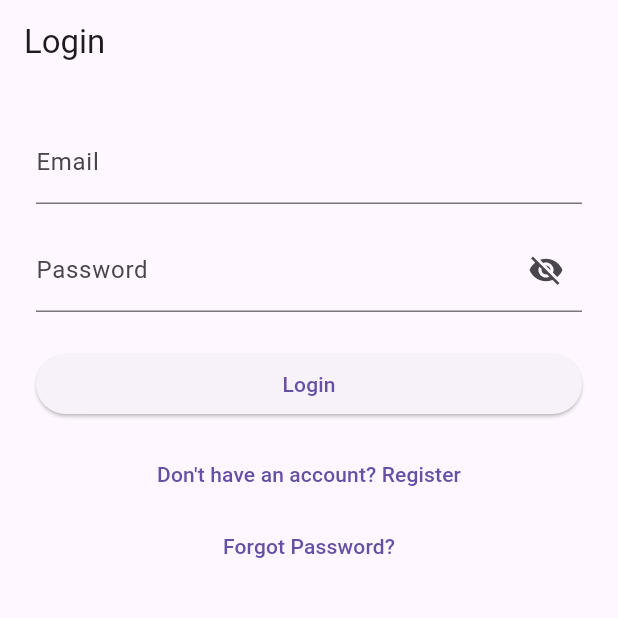
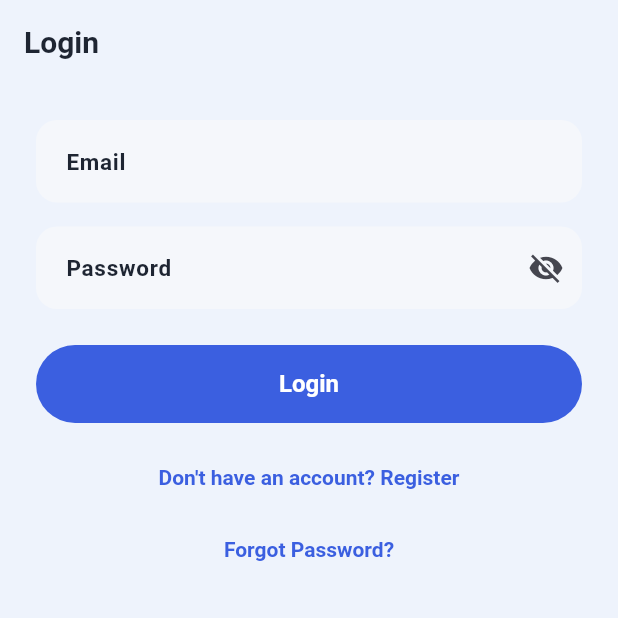
Before and after one commit to chamali0415/DermPaw-App-V2, a Flutter app: the screen it shows after launch, on a phone screen of 412 x 824 dp, the top half of it. Run offline on Flutter 3.47's test engine with Material 3 defaults, Android fonts, the phone set to English and light mode, and no system bars; our stand-ins replace image_picker.

Commit message:
Add app theme (light and dark)

```diff
--- /dev/null
+++ b/canine_skin_app/lib/core/theme/app_theme.dart
@@ -0,0 +1,196 @@
+import 'package:flutter/material.dart';
+
+class AppColors {
+  static const Color primaryBlue = Color(0xFF3B5FE0);
+  static const Color primaryBlueDark = Color(0xFF2D4AB8);
+  static const Color tealAccent = Color(0xFF17A398);
+  static const Color confidenceGreen = Color(0xFF22C55E);
+  static const Color amberBg = Color(0xFFFFF8E1);
+  static const Color amberText = Color(0xFF92610E);
+  static const Color amberBorder = Color(0xFFFCE4A6);
+  static const Color errorRed = Color(0xFFDC3545);
+  static const Color errorBg = Color(0xFFFDE8E8);
+
+  static const Color lightBackground = Color(0xFFEEF3FC);
+  static const Color lightSurface = Color(0xFFFFFFFF);
+  static const Color textDark = Color(0xFF1E2532);
+  static const Color textGrey = Color(0xFF6B7280);
+
+  static const Color darkBackground = Color(0xFF12151C);
+  static const Color darkSurface = Color(0xFF1B2029);
+  static const Color darkTextGrey = Color(0xFF9AA3B2);
+}
+
+class AppTheme {
+  static ThemeData get light {
+    final colorScheme = ColorScheme.fromSeed(
+      seedColor: AppColors.primaryBlue,
+      brightness: Brightness.light,
+      primary: AppColors.primaryBlue,
+      secondary: AppColors.tealAccent,
+      surface: AppColors.lightSurface,
+      error: AppColors.errorRed,
+    );
+
+    return ThemeData(
+      useMaterial3: true,
+      colorScheme: colorScheme,
+      scaffoldBackgroundColor: AppColors.lightBackground,
+      appBarTheme: const AppBarTheme(
+        backgroundColor: AppColors.lightBackground,
+        foregroundColor: AppColors.textDark,
+        elevation: 0,
+        centerTitle: false,
+        titleTextStyle: TextStyle(
+          fontSize: 20,
+          fontWeight: FontWeight.w700,
+          color: AppColors.textDark,
+        ),
+      ),
+      cardTheme: CardThemeData(
+        color: AppColors.lightSurface,
+        elevation: 0,
+        shape: RoundedRectangleBorder(borderRadius: BorderRadius.circular(18)),
+        margin: EdgeInsets.zero,
+      ),
+      elevatedButtonTheme: ElevatedButtonThemeData(
+        style: ElevatedButton.styleFrom(
+          backgroundColor: AppColors.primaryBlue,
+          foregroundColor: Colors.white,
+          disabledBackgroundColor: AppColors.primaryBlue.withOpacity(0.4),
+          minimumSize: const Size.fromHeight(52),
+          shape: RoundedRectangleBorder(borderRadius: BorderRadius.circular(26)),
+          elevation: 0,
+          textStyle: const TextStyle(fontSize: 16, fontWeight: FontWeight.w700),
+        ),
+      ),
+      outlinedButtonTheme: OutlinedButtonThemeData(
+        style: OutlinedButton.styleFrom(
+          foregroundColor: AppColors.textDark,
+          backgroundColor: AppColors.lightSurface,
+          minimumSize: const Size.fromHeight(52),
+          side: const BorderSide(color: Color(0xFFE2E8F0)),
+          shape: RoundedRectangleBorder(borderRadius: BorderRadius.circular(26)),
+          textStyle: const TextStyle(fontSize: 15, fontWeight: FontWeight.w600),
+        ),
+      ),
+      textButtonTheme: TextButtonThemeData(
+        style: TextButton.styleFrom(
+          foregroundColor: AppColors.primaryBlue,
+          textStyle: const TextStyle(fontWeight: FontWeight.w600),
+        ),
+      ),
+      inputDecorationTheme: InputDecorationTheme(
+        filled: true,
+        fillColor: const Color(0xFFF5F7FB),
+        contentPadding: const EdgeInsets.symmetric(horizontal: 16, vertical: 16),
+        hintStyle: const TextStyle(color: AppColors.textGrey),
+        border: OutlineInputBorder(
+          borderRadius: BorderRadius.circular(14),
+          borderSide: BorderSide.none,
+        ),
+        enabledBorder: OutlineInputBorder(
+          borderRadius: BorderRadius.circular(14),
+          borderSide: BorderSide.none,
+        ),
+        focusedBorder: OutlineInputBorder(
+          borderRadius: BorderRadius.circular(14),
+          borderSide: const BorderSide(color: AppColors.primaryBlue, width: 2),
+        ),
+        errorBorder: OutlineInputBorder(
+          borderRadius: BorderRadius.circular(14),
+          borderSide: const BorderSide(color: AppColors.errorRed),
+        ),
+        labelStyle: const TextStyle(color: AppColors.textDark, fontWeight: FontWeight.w600),
+      ),
+      chipTheme: ChipThemeData(
+        backgroundColor: AppColors.amberBg,
+        labelStyle: const TextStyle(color: AppColors.amberText, fontWeight: FontWeight.w700, fontSize: 12),
+        padding: const EdgeInsets.symmetric(horizontal: 10, vertical: 4),
+        shape: RoundedRectangleBorder(
+          borderRadius: BorderRadius.circular(20),
+          side: BorderSide(color: AppColors.amberBorder),
+        ),
+      ),
+      textTheme: const TextTheme(
+        headlineSmall: TextStyle(fontWeight: FontWeight.w700, color: AppColors.textDark),
+        titleLarge: TextStyle(fontWeight: FontWeight.w700, color: AppColors.textDark),
+        titleMedium: TextStyle(fontWeight: FontWeight.w600, color: AppColors.textDark),
+        bodyLarge: TextStyle(fontSize: 15, color: AppColors.textDark),
+        bodyMedium: TextStyle(fontSize: 14, color: AppColors.textGrey),
+      ),
+    );
+  }
+
+  static ThemeData get dark {
+    final colorScheme = ColorScheme.fromSeed(
+      seedColor: AppColors.primaryBlue,
+      brightness: Brightness.dark,
+      primary: const Color(0xFF6E8AF0),
+      secondary: AppColors.tealAccent,
+      surface: AppColors.darkSurface,
+      error: AppColors.errorRed,
+    );
+
+    return ThemeData(
+      useMaterial3: true,
+      colorScheme: colorScheme,
+      scaffoldBackgroundColor: AppColors.darkBackground,
+      appBarTheme: const AppBarTheme(
+        backgroundColor: AppColors.darkBackground,
+        foregroundColor: Colors.white,
+        elevation: 0,
+        centerTitle: false,
+        titleTextStyle: TextStyle(fontSize: 20, fontWeight: FontWeight.w700, color: Colors.white),
+      ),
+      cardTheme: CardThemeData(
+        color: AppColors.darkSurface,
+        elevation: 0,
+        shape: RoundedRectangleBorder(borderRadius: BorderRadius.circular(18)),
+        margin: EdgeInsets.zero,
+      ),
+      elevatedButtonTheme: ElevatedButtonThemeData(
+        style: ElevatedButton.styleFrom(
+          backgroundColor: const Color(0xFF6E8AF0),
+          foregroundColor: Colors.white,
+          minimumSize: const Size.fromHeight(52),
+          shape: RoundedRectangleBorder(borderRadius: BorderRadius.circular(26)),
+          elevation: 0,
+          textStyle: const TextStyle(fontSize: 16, fontWeight: FontWeight.w700),
+        ),
+      ),
+      outlinedButtonTheme: OutlinedButtonThemeData(
+        style: OutlinedButton.styleFrom(
+          foregroundColor: Colors.white,
+          backgroundColor: AppColors.darkSurface,
+          minimumSize: const Size.fromHeight(52),
+          side: const BorderSide(color: Color(0xFF2E3542)),
+          shape: RoundedRectangleBorder(borderRadius: BorderRadius.circular(26)),
+          textStyle: const TextStyle(fontSize: 15, fontWeight: FontWeight.w600),
+        ),
+      ),
+      inputDecorationTheme: InputDecorationTheme(
+        filled: true,
+        fillColor: const Color(0xFF232A35),
+        contentPadding: const EdgeInsets.symmetric(horizontal: 16, vertical: 16),
+        hintStyle: const TextStyle(color: AppColors.darkTextGrey),
+        border: OutlineInputBorder(
+          borderRadius: BorderRadius.circular(14),
+          borderSide: BorderSide.none,
+        ),
+        focusedBorder: OutlineInputBorder(
+          borderRadius: BorderRadius.circular(14),
+          borderSide: const BorderSide(color: Color(0xFF6E8AF0), width: 2),
+        ),
+        labelStyle: const TextStyle(color: Colors.white, fontWeight: FontWeight.w600),
+      ),
+      textTheme: const TextTheme(
+        headlineSmall: TextStyle(fontWeight: FontWeight.w700, color: Colors.white),
+        titleLarge: TextStyle(fontWeight: FontWeight.w700, color: Colors.white),
+        titleMedium: TextStyle(fontWeight: FontWeight.w600, color: Colors.white),
+        bodyLarge: TextStyle(fontSize: 15, color: Colors.white),
+        bodyMedium: TextStyle(fontSize: 14, color: AppColors.darkTextGrey),
+      ),
+    );
+  }
+}
--- a/canine_skin_app/lib/main.dart
+++ b/canine_skin_app/lib/main.dart
@@ -1,4 +1,5 @@
 import 'package:flutter/material.dart';
+import 'core/theme/app_theme.dart';
 import 'screens/auth/login_screen.dart';
 
 void main() {
@@ -12,7 +13,10 @@ class MyApp extends StatelessWidget {
   Widget build(BuildContext context) {
     return MaterialApp(
       title: 'DermPaw',
-      theme: ThemeData(primarySwatch: Colors.teal),
+      debugShowCheckedModeBanner: false,
+      theme: AppTheme.light,
+      darkTheme: AppTheme.dark,
+      themeMode: ThemeMode.system,
       home: const LoginScreen(),
     );
   }
```
